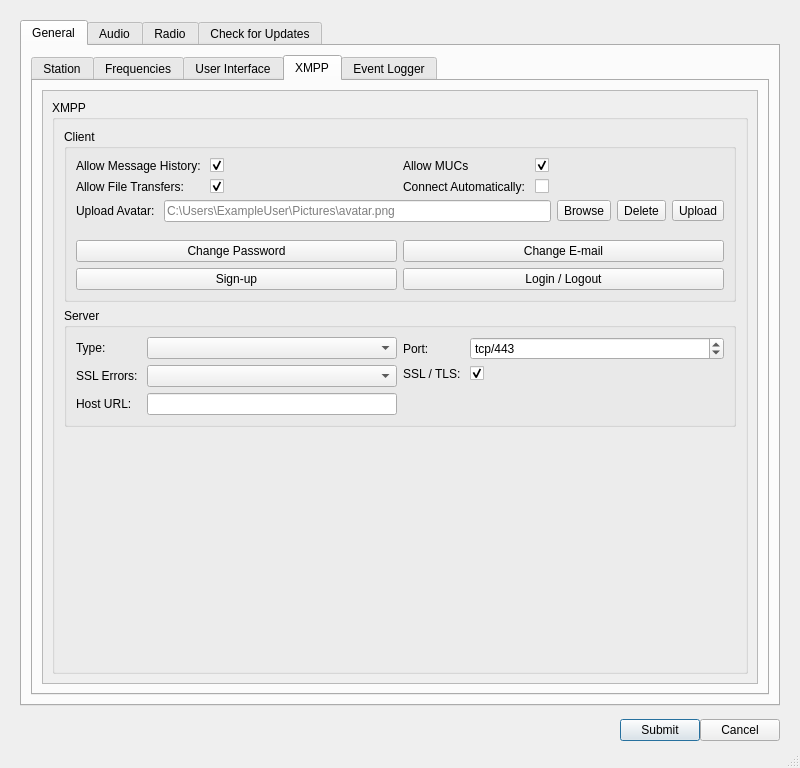
The window that src/ui/dialogsettings.ui (GekkoFyre/small-world-deluxe) describes before a commit, drawn with Qt 5.
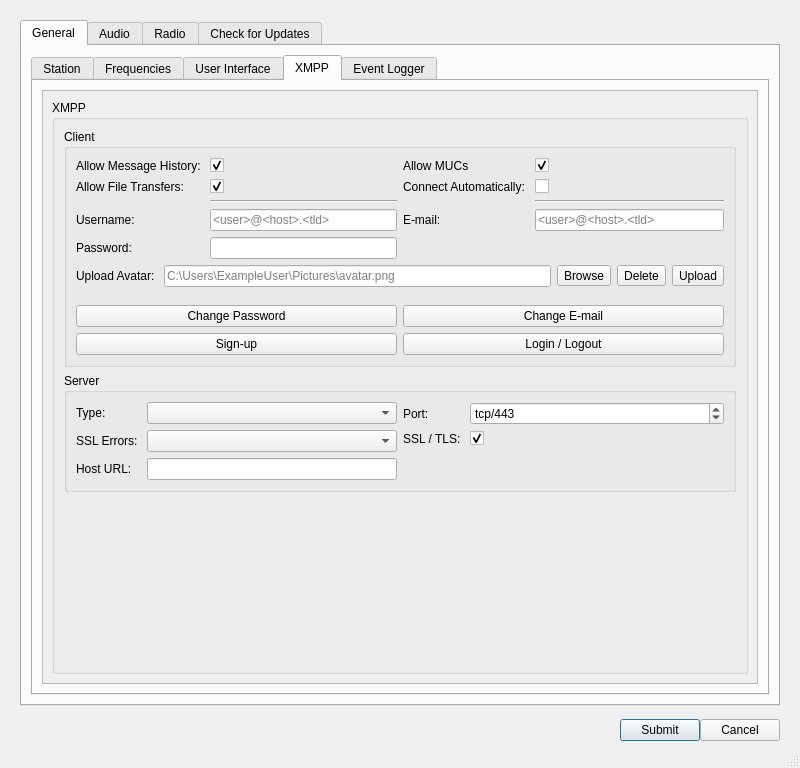
The same window after the commit. The open tabs and pages were chosen to show the change.

```diff
--- a/src/ui/dialogsettings.ui
+++ b/src/ui/dialogsettings.ui
@@ -1955,6 +1955,57 @@
                                       </property>
                                      </widget>
                                     </item>
+                                    <item row="3" column="0">
+                                     <widget class="QLabel" name="label_xmpp_client_username">
+                                      <property name="text">
+                                       <string>Username: </string>
+                                      </property>
+                                     </widget>
+                                    </item>
+                                    <item row="3" column="1">
+                                     <widget class="QLineEdit" name="lineEdit_xmpp_client_username">
+                                      <property name="maxLength">
+                                       <number>256</number>
+                                      </property>
+                                      <property name="placeholderText">
+                                       <string>&lt;user&gt;@&lt;host&gt;.&lt;tld&gt;</string>
+                                      </property>
+                                      <property name="clearButtonEnabled">
+                                       <bool>true</bool>
+                                      </property>
+                                     </widget>
+                                    </item>
+                                    <item row="4" column="0">
+                                     <widget class="QLabel" name="label_xmpp_client_password">
+                                      <property name="text">
+                                       <string>Password: </string>
+                                      </property>
+                                     </widget>
+                                    </item>
+                                    <item row="4" column="1">
+                                     <widget class="QLineEdit" name="lineEdit_xmpp_client_password">
+                                      <property name="maxLength">
+                                       <number>256</number>
+                                      </property>
+                                      <property name="clearButtonEnabled">
+                                       <bool>true</bool>
+                                      </property>
+                                     </widget>
+                                    </item>
+                                    <item row="2" column="1">
+                                     <widget class="Line" name="line">
+                                      <property name="orientation">
+                                       <enum>Qt::Horizontal</enum>
+                                      </property>
+                                     </widget>
+                                    </item>
+                                    <item row="2" column="0">
+                                     <widget class="Line" name="line_2">
+                                      <property name="orientation">
+                                       <enum>Qt::Horizontal</enum>
+                                      </property>
+                                     </widget>
+                                    </item>
                                    </layout>
                                   </widget>
                                  </item>
@@ -2022,6 +2073,40 @@
                                       </property>
                                      </widget>
                                     </item>
+                                    <item row="3" column="0">
+                                     <widget class="QLabel" name="label_xmpp_client_email_address">
+                                      <property name="text">
+                                       <string>E-mail: </string>
+                                      </property>
+                                     </widget>
+                                    </item>
+                                    <item row="3" column="1">
+                                     <widget class="QLineEdit" name="lineEdit_xmpp_client_email_address">
+                                      <property name="maxLength">
+                                       <number>512</number>
+                                      </property>
+                                      <property name="placeholderText">
+                                       <string>&lt;user&gt;@&lt;host&gt;.&lt;tld&gt;</string>
+                                      </property>
+                                      <property name="clearButtonEnabled">
+                                       <bool>true</bool>
+                                      </property>
+                                     </widget>
+                                    </item>
+                                    <item row="2" column="1">
+                                     <widget class="Line" name="line_3">
+                                      <property name="orientation">
+                                       <enum>Qt::Horizontal</enum>
+                                      </property>
+                                     </widget>
+                                    </item>
+                                    <item row="2" column="0">
+                                     <widget class="Line" name="line_4">
+                                      <property name="orientation">
+                                       <enum>Qt::Horizontal</enum>
+                                      </property>
+                                     </widget>
+                                    </item>
                                    </layout>
                                   </widget>
                                  </item>
```
